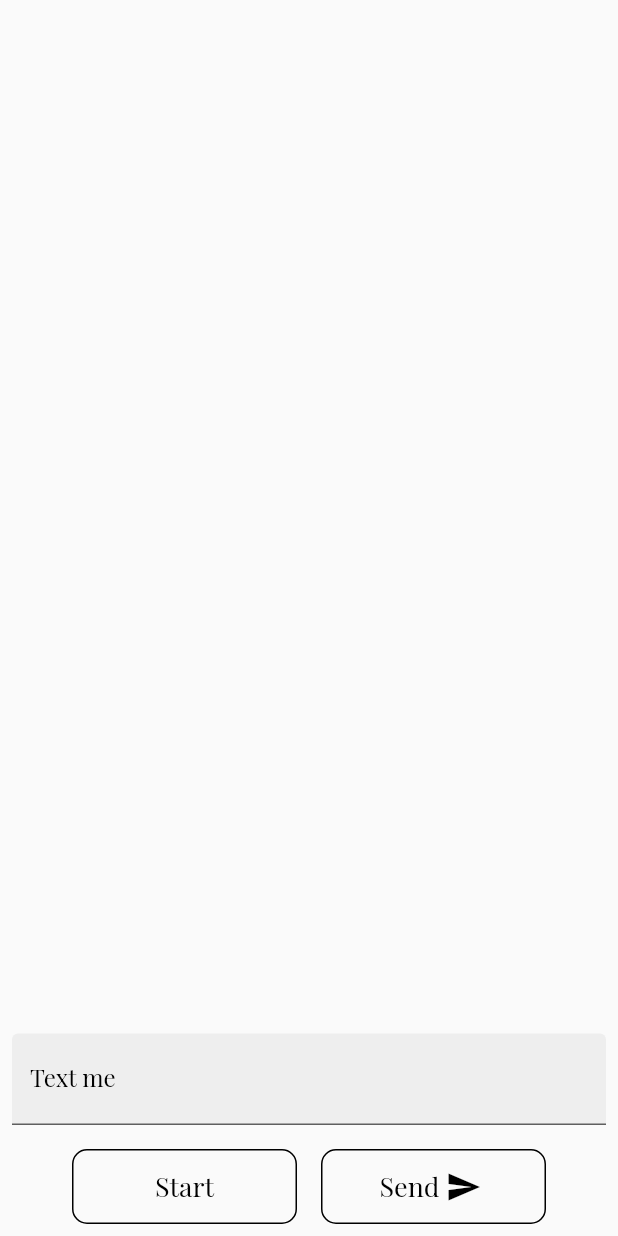
After one commit to Mr-argha-das/yoomegale, a Flutter app: the screen it shows after launch, after a tap on "So Lets Go Dude!", after a tap on "Chat", on a phone screen of 412 x 824 dp. The commit adds this screen. Run offline on Flutter 3.47's test engine with Material 2 defaults, Android fonts, the phone set to English and light mode, and no system bars; our stand-ins replace beamer, google_fonts.

Commit message:
desgn done

```diff
--- a/lib/desktop/desktop.main.dart
+++ b/lib/desktop/desktop.main.dart
@@ -116,6 +116,7 @@ class _ChoseButtonState extends State<ChoseButton> {
               onTap: () {
                 Beamer.of(context).beamToNamed('/chat');
               },
+
               child: Padding(
                 padding: const EdgeInsets.all(8.0),
                 child: Container(
--- a/lib/main.dart
+++ b/lib/main.dart
@@ -3,6 +3,9 @@ import 'package:yoomegale/desktop/desktop.main.dart';
 import 'package:yoomegale/desktop/view/desktop.chat.dart';
 import 'package:yoomegale/desktop/view/video.chat.dart';
 import 'package:beamer/beamer.dart';
+import 'package:yoomegale/phone/phone.main.dart';
+import 'package:yoomegale/phone/view/phone.chat.dart';
+import 'package:yoomegale/phone/view/phone.video.dart';
 
 void main() {
   runApp(MyApp());
@@ -16,9 +19,30 @@ class MyApp extends StatelessWidget {
     locationBuilder: RoutesLocationBuilder(
       routes: {
         // Return either Widgets or BeamPages if more customization is needed
-        '/': (context, state, data) => const DesktopMain(),
-        '/videochat': (context, state, data) => const DesktopVideoChat(),
-        '/chat':(context, state, data) => const DesktopChat()
+        '/': (context, state, data) => LayoutBuilder(
+                builder: (BuildContext context, BoxConstraints constraints) {
+              if (constraints.maxWidth > 600) {
+                return const DesktopMain();
+              } else {
+                return const PhoneMainScreen();
+              }
+            }),
+        '/videochat': (context, state, data) => LayoutBuilder(
+                builder: (BuildContext context, BoxConstraints constraints) {
+              if (constraints.maxWidth > 600) {
+                return const DesktopVideoChat();
+              } else {
+                return const PhoneVideoChat();
+              }
+            }),
+        '/chat': (context, state, data) => LayoutBuilder(
+                builder: (BuildContext context, BoxConstraints constraints) {
+              if (constraints.maxWidth > 600) {
+                return const DesktopChat();
+              } else {
+                return const PhoneChat();
+              }
+            })
       },
     ),
   );
--- /dev/null
+++ b/lib/phone/phone.main.dart
@@ -0,0 +1,148 @@
+import 'package:beamer/beamer.dart';
+import 'package:flutter/material.dart';
+import 'package:google_fonts/google_fonts.dart';
+
+class PhoneMainScreen extends StatefulWidget {
+  const PhoneMainScreen({super.key});
+
+  @override
+  State<PhoneMainScreen> createState() => _PhoneMainScreenState();
+}
+
+class _PhoneMainScreenState extends State<PhoneMainScreen> {
+  bool next = false;
+  @override
+  Widget build(BuildContext context) {
+    return Scaffold(
+        body: Container(
+      color: Colors.white,
+      child: next == false
+          ? Column(
+              mainAxisAlignment: MainAxisAlignment.center,
+              crossAxisAlignment: CrossAxisAlignment.center,
+              children: [
+                Text(
+                  "Welcome to Yoomegale",
+                  style: GoogleFonts.playfairDisplay(
+                      color: Colors.black, fontSize: 30),
+                ),
+                const SizedBox(
+                  height: 80,
+                ),
+                Padding(
+                  padding: const EdgeInsets.only(left: 50, right: 50),
+                  child: TextFormField(
+                    style: GoogleFonts.playfairDisplay(color: Colors.black),
+                    decoration: InputDecoration(
+                        filled: true,
+                        fillColor: Colors.grey.shade200,
+                        label: Text(
+                          "What's Your Name dude ?",
+                          style:
+                              GoogleFonts.playfairDisplay(color: Colors.black),
+                        )),
+                  ),
+                ),
+                const SizedBox(
+                  height: 50,
+                ),
+                GestureDetector(
+                  onTap: () {
+                    setState(() {
+                      next = true;
+                    });
+                  },
+                  child: Container(
+                    height: 40,
+                    width: 150,
+                    decoration: BoxDecoration(
+                        color: const Color.fromARGB(255, 2, 123, 221),
+                        borderRadius: BorderRadius.circular(5)),
+                    child: Center(
+                      child: Text(
+                        "So Lets Go Dude!",
+                        style: GoogleFonts.playfairDisplay(color: Colors.white),
+                      ),
+                    ),
+                  ),
+                ),
+              ],
+            )
+          : const ChoseButton(),
+    ));
+  }
+}
+
+class ChoseButton extends StatefulWidget {
+  const ChoseButton({super.key});
+
+  @override
+  State<ChoseButton> createState() => _ChoseButtonState();
+}
+
+class _ChoseButtonState extends State<ChoseButton> {
+  @override
+  Widget build(BuildContext context) {
+    return Column(
+      mainAxisAlignment: MainAxisAlignment.center,
+      crossAxisAlignment: CrossAxisAlignment.center,
+      children: [
+        Text(
+          "What Do You Chose?",
+          style: GoogleFonts.playfairDisplay(color: Colors.black, fontSize: 30),
+        ),
+        const SizedBox(
+          height: 40,
+        ),
+        Row(
+          mainAxisAlignment: MainAxisAlignment.center,
+          crossAxisAlignment: CrossAxisAlignment.center,
+          children: [
+            GestureDetector(
+              onTap: () {
+                Beamer.of(context).beamToNamed('/chat');
+              },
+              child: Padding(
+                padding: const EdgeInsets.all(8.0),
+                child: Container(
+                  height: 40,
+                  width: 130,
+                  decoration: BoxDecoration(
+                      color: const Color.fromARGB(255, 2, 123, 221),
+                      borderRadius: BorderRadius.circular(5)),
+                  child: Center(
+                    child: Text(
+                      "Chat",
+                      style: GoogleFonts.playfairDisplay(color: Colors.white),
+                    ),
+                  ),
+                ),
+              ),
+            ),
+            Padding(
+              padding: const EdgeInsets.all(8.0),
+              child: GestureDetector(
+                onTap: () {
+                  Beamer.of(context).beamToNamed('/videochat');
+                },
+                child: Container(
+                  height: 40,
+                  width: 130,
+                  decoration: BoxDecoration(
+                      color: const Color.fromARGB(255, 2, 123, 221),
+                      borderRadius: BorderRadius.circular(5)),
+                  child: Center(
+                    child: Text(
+                      "Video Chat",
+                      style: GoogleFonts.playfairDisplay(color: Colors.white),
+                    ),
+                  ),
+                ),
+              ),
+            ),
+          ],
+        )
+      ],
+    );
+  }
+}
--- /dev/null
+++ b/lib/phone/view/phone.chat.dart
@@ -0,0 +1,99 @@
+import 'package:flutter/material.dart';
+import 'package:google_fonts/google_fonts.dart';
+
+class PhoneChat extends StatefulWidget {
+  const PhoneChat({super.key});
+
+  @override
+  State<PhoneChat> createState() => _PhoneChatState();
+}
+
+class _PhoneChatState extends State<PhoneChat> {
+  @override
+  Widget build(BuildContext context) {
+    return Scaffold(
+      body: Row(
+        mainAxisAlignment: MainAxisAlignment.center,
+        crossAxisAlignment: CrossAxisAlignment.center,
+        children: [
+          Expanded(
+              flex: 2,
+              child: Column(
+                mainAxisAlignment: MainAxisAlignment.end,
+                crossAxisAlignment: CrossAxisAlignment.center,
+                children: [
+                  Padding(
+                    padding: const EdgeInsets.all(8.0),
+                    child: TextFormField(
+                      style: GoogleFonts.playfairDisplay(color: Colors.black),
+                      decoration: InputDecoration(
+                          filled: true,
+                          fillColor: Colors.grey.shade200,
+                          label: Text(
+                            "Text me",
+                            style:
+                                GoogleFonts.playfairDisplay(color: Colors.black),
+                          )),
+                    ),
+                  ),
+                  Row(
+                    mainAxisAlignment: MainAxisAlignment.center,
+                    crossAxisAlignment: CrossAxisAlignment.center,
+                    children: [
+                      Padding(
+                        padding: const EdgeInsets.all(8.0),
+                        child: Container(
+                          height: 50,
+                          width: 150,
+                          decoration: BoxDecoration(
+                              borderRadius: BorderRadius.circular(10),
+                              border:
+                                  Border.all(color: Colors.black, width: 1)),
+                          child: Center(
+                            child: Text(
+                              "Start",
+                              style: GoogleFonts.playfairDisplay(
+                                  color: Colors.black, fontSize: 18),
+                            ),
+                          ),
+                        ),
+                      ),
+                      Padding(
+                        padding: const EdgeInsets.all(8.0),
+                        child: Container(
+                          height: 50,
+                          width: 150,
+                          decoration: BoxDecoration(
+                              borderRadius: BorderRadius.circular(10),
+                              border:
+                                  Border.all(color: Colors.black, width: 1)),
+                          child: Center(
+                              child: Row(
+                            mainAxisAlignment: MainAxisAlignment.center,
+                            crossAxisAlignment: CrossAxisAlignment.center,
+                            children: [
+                              Text(
+                                "Send",
+                                style: GoogleFonts.playfairDisplay(
+                                    color: Colors.black, fontSize: 18),
+                              ),
+                              const Padding(
+                                padding: EdgeInsets.all(4.0),
+                                child: Icon(
+                                  Icons.send,
+                                  color: Colors.black,
+                                ),
+                              )
+                            ],
+                          )),
+                        ),
+                      ),
+                    ],
+                  )
+                ],
+              )),
+        ],
+      ),
+    );
+  }
+}
--- /dev/null
+++ b/lib/phone/view/phone.video.dart
@@ -0,0 +1,71 @@
+import 'package:flutter/material.dart';
+import 'package:google_fonts/google_fonts.dart';
+
+class PhoneVideoChat extends StatefulWidget {
+  const PhoneVideoChat({super.key});
+
+  @override
+  State<PhoneVideoChat> createState() => _PhoneVideoChatState();
+}
+
+class _PhoneVideoChatState extends State<PhoneVideoChat> {
+  @override
+  Widget build(BuildContext context) {
+    return Scaffold(
+      body: Row(
+        mainAxisAlignment: MainAxisAlignment.center,
+        crossAxisAlignment: CrossAxisAlignment.center,
+        children: [
+          Expanded(
+            child: Container(
+              color: Colors.white,
+              child: Column(
+                mainAxisAlignment: MainAxisAlignment.center,
+                crossAxisAlignment: CrossAxisAlignment.center,
+                children: [
+                  Expanded(
+                      child: Padding(
+                    padding: const EdgeInsets.all(8.0),
+                    child: Container(
+                      decoration: BoxDecoration(
+                          color: Colors.black,
+                          borderRadius: BorderRadius.circular(10)),
+                    ),
+                  )),
+                  Expanded(
+                      child: Padding(
+                    padding: const EdgeInsets.all(8.0),
+                    child: Container(
+                      decoration: BoxDecoration(
+                          color: Colors.black,
+                          borderRadius: BorderRadius.circular(10)),
+                    ),
+                  )),
+                  SizedBox(
+                      height: 60,
+                      width: MediaQuery.of(context).size.width,
+                      child: Padding(
+                        padding: const EdgeInsets.all(8.0),
+                        child: Container(
+                          decoration: BoxDecoration(
+                              color: Colors.blueAccent,
+                              borderRadius: BorderRadius.circular(5)),
+                          child: Center(
+                            child: Text(
+                              "Start",
+                              style: GoogleFonts.playfairDisplay(
+                                fontSize: 18,
+                                  color: Colors.white),
+                            ),
+                          ),
+                        ),
+                      ))
+                ],
+              ),
+            ),
+          ),
+        ],
+      ),
+    );
+  }
+}
```
